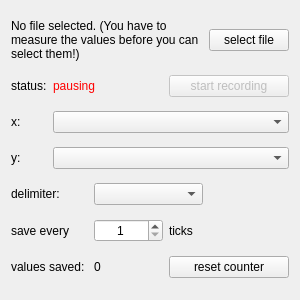
bchjoerni/mlab, file pairsavewindow.ui: the form before one commit.
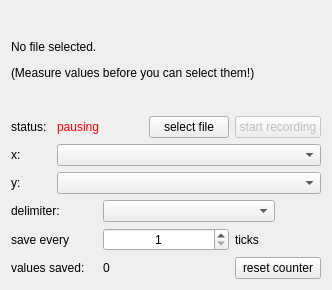
The form after the commit.

Diff of the .ui file:
```diff
--- a/pairsavewindow.ui
+++ b/pairsavewindow.ui
@@ -6,8 +6,8 @@
    <rect>
     <x>0</x>
     <y>0</y>
-    <width>300</width>
-    <height>300</height>
+    <width>332</width>
+    <height>290</height>
    </rect>
   </property>
   <property name="windowTitle">
@@ -79,23 +79,6 @@
      </property>
     </widget>
    </item>
-   <item row="0" column="5">
-    <widget class="QPushButton" name="btn_selectFile">
-     <property name="text">
-      <string>select file</string>
-     </property>
-    </widget>
-   </item>
-   <item row="0" column="0" colspan="5">
-    <widget class="QLabel" name="lbl_fileName">
-     <property name="text">
-      <string>&lt;html&gt;&lt;head/&gt;&lt;body&gt;&lt;p&gt;No file selected. (You have to measure the values before you can select them!)&lt;/p&gt;&lt;/body&gt;&lt;/html&gt;</string>
-     </property>
-     <property name="wordWrap">
-      <bool>true</bool>
-     </property>
-    </widget>
-   </item>
    <item row="4" column="2" colspan="3">
     <widget class="QComboBox" name="cob_delimiter"/>
    </item>
@@ -123,7 +106,7 @@
      </property>
     </widget>
    </item>
-   <item row="1" column="1" colspan="3">
+   <item row="1" column="1" colspan="2">
     <widget class="QLabel" name="lbl_status">
      <property name="styleSheet">
       <string notr="true">color:red;</string>
@@ -133,6 +116,23 @@
      </property>
     </widget>
    </item>
+   <item row="1" column="3">
+    <widget class="QPushButton" name="btn_selectFile">
+     <property name="text">
+      <string>select file</string>
+     </property>
+    </widget>
+   </item>
+   <item row="0" column="0" colspan="6">
+    <widget class="QLabel" name="lbl_fileName">
+     <property name="text">
+      <string>&lt;html&gt;&lt;head/&gt;&lt;body&gt;&lt;p&gt;No file selected.&lt;/p&gt;&lt;p&gt;(Measure values before you can select them!)&lt;/p&gt;&lt;/body&gt;&lt;/html&gt;</string>
+     </property>
+     <property name="wordWrap">
+      <bool>true</bool>
+     </property>
+    </widget>
+   </item>
   </layout>
  </widget>
  <resources/>
```
